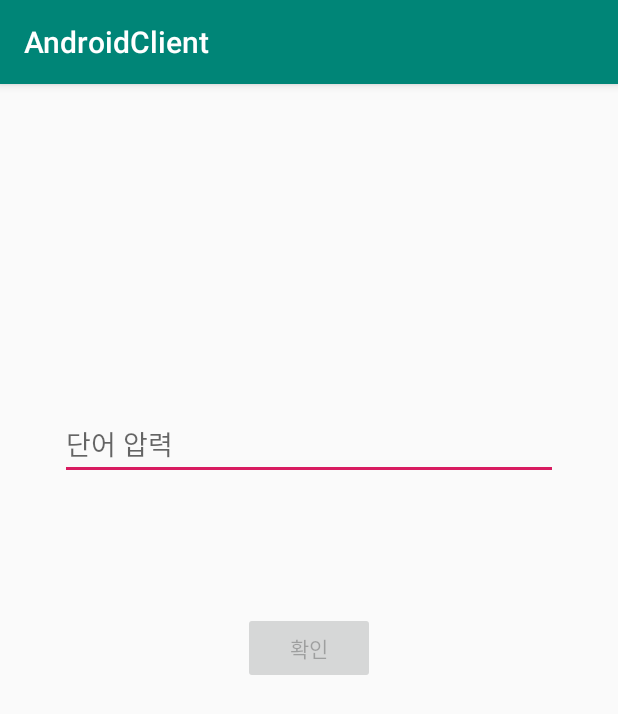
After one commit to chrisais9/AdProject, an Android app: the fragment GameFragment shown on its own in the app's theme, on a phone screen of 412 x 824 dp. The commit adds this screen. Shown: the top 714 px of the screen. Run offline under Robolectric (Android 15) with nearby library versions, the phone set to English and light mode, and no system bars.

Commit message:
Game fragment
working...

```diff
--- /dev/null
+++ b/AndroidClient/app/src/main/java/com/adproject/wordwar/GameFragment.java
@@ -0,0 +1,45 @@
+package com.adproject.wordwar;
+
+import android.content.Context;
+import android.net.Uri;
+import android.os.Bundle;
+import android.support.v4.app.Fragment;
+import android.view.LayoutInflater;
+import android.view.View;
+import android.view.ViewGroup;
+import android.widget.Button;
+import android.widget.EditText;
+import android.widget.TextView;
+
+import retrofit2.Call;
+import retrofit2.Retrofit;
+import retrofit2.converter.gson.GsonConverterFactory;
+
+public class GameFragment extends Fragment {
+    private View view;
+
+
+    @Override
+    public View onCreateView(LayoutInflater inflater, ViewGroup container,
+                             Bundle savedInstanceState) {
+
+        view = inflater.inflate(R.layout.fragment_game, container, false);
+        final Button confirmButton = view.findViewById(R.id.confirm);
+        final EditText wordEditText = view.findViewById(R.id.wordinput);
+
+        confirmButton.setOnClickListener(new View.OnClickListener() {
+            @Override
+            public void onClick(View v) {
+                Retrofit retrofit = new Retrofit.Builder()
+                        .baseUrl(RetrofitService.baseURL)
+                        .addConverterFactory(GsonConverterFactory.create())
+                        .build();
+                RetrofitService retrofitService = retrofit.create(RetrofitService.class);
+
+
+            }
+        });
+
+        return view;
+    }
+}
--- a/AndroidClient/app/src/main/java/com/adproject/wordwar/RetrofitService.java
+++ b/AndroidClient/app/src/main/java/com/adproject/wordwar/RetrofitService.java
@@ -9,7 +9,7 @@ import retrofit2.http.Query;
 
 public interface RetrofitService {
     //public static final String baseURL = Resources.getSystem().getString(R.string.baseUrl);
-    public static final String baseURL = "http://192.168.10.22:8000/";
+    public static final String baseURL = "http://192.168.10.4:8000/";
 
     @POST("logintest/")
     Call<LoginResponse> login(
--- /dev/null
+++ b/AndroidClient/app/src/main/res/layout/fragment_game.xml
@@ -0,0 +1,47 @@
+<?xml version="1.0" encoding="utf-8"?>
+<android.support.constraint.ConstraintLayout xmlns:android="http://schemas.android.com/apk/res/android"
+    xmlns:app="http://schemas.android.com/apk/res-auto"
+    xmlns:tools="http://schemas.android.com/tools"
+    android:id="@+id/container"
+    android:layout_width="match_parent"
+    android:layout_height="match_parent"
+    android:paddingLeft="16dp"
+    android:paddingTop="16dp"
+    android:paddingRight="16dp"
+    android:paddingBottom="16dp">
+
+    <EditText
+        android:id="@+id/wordinput"
+        android:layout_width="0dp"
+        android:layout_height="wrap_content"
+        android:layout_marginStart="24dp"
+        android:layout_marginTop="200dp"
+        android:layout_marginEnd="24dp"
+
+        android:hint="단어 압력"
+        android:imeActionLabel="Sign in"
+        android:imeOptions="actionDone"
+        android:inputType="textPassword"
+        android:selectAllOnFocus="true"
+        app:layout_constraintEnd_toEndOf="parent"
+        app:layout_constraintStart_toStartOf="parent"
+        app:layout_constraintTop_toTopOf="parent" />
+
+    <Button
+        android:id="@+id/confirm"
+        android:layout_width="wrap_content"
+        android:layout_height="wrap_content"
+        android:layout_gravity="start"
+        android:layout_marginStart="48dp"
+        android:layout_marginTop="16dp"
+        android:layout_marginEnd="48dp"
+        android:layout_marginBottom="64dp"
+        android:enabled="false"
+        android:text="확인"
+        app:layout_constraintBottom_toBottomOf="parent"
+        app:layout_constraintEnd_toEndOf="parent"
+        app:layout_constraintStart_toStartOf="parent"
+        app:layout_constraintTop_toBottomOf="@+id/wordinput"
+        app:layout_constraintVertical_bias="0.2" />
+
+</android.support.constraint.ConstraintLayout>
--- a/AndroidClient/app/src/main/res/values/strings.xml
+++ b/AndroidClient/app/src/main/res/values/strings.xml
@@ -13,4 +13,7 @@
     <string name="menu_tools">Tools</string>
     <string name="menu_share">Share</string>
     <string name="menu_send">Send</string>
+
+    <!-- TODO: Remove or change this placeholder text -->
+    <string name="hello_blank_fragment">Hello blank fragment</string>
 </resources>
```
Also changed, not shown: AndroidClient/app/src/main/java/com/adproject/wordwar/GameWordData.java (added, +30 -0 lines), AndroidClient/app/src/main/java/com/adproject/wordwar/GameWordRequest.java (added, +18 -0 lines), AndroidClient/app/src/main/java/com/adproject/wordwar/GameWordResponse.java (added, +14 -0 lines).
